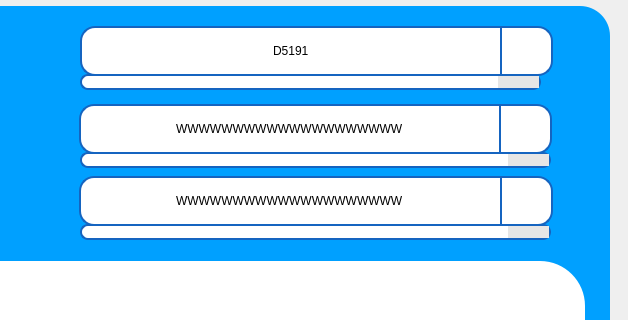
First picture: the form in pApp-22-June-2021/smeasuring.ui, repository ChandraMVE/PSSC_QT_Development, before the edit; both pictures show x 140 to 768 and y 0 to 320 of the 768 by 846 pixel window.
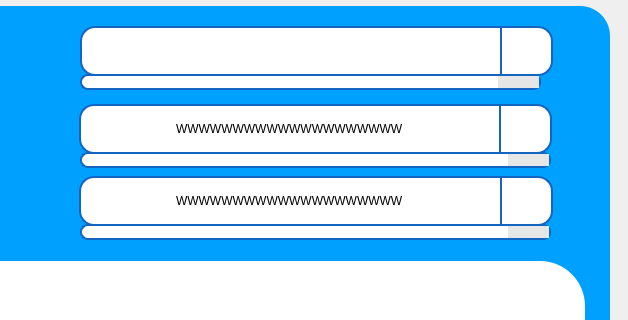
Second picture: the form after the edit. Icons and pictures are not drawn. Custom widgets are drawn as their Qt base class.

```diff
--- a/pApp-22-June-2021/smeasuring.ui
+++ b/pApp-22-June-2021/smeasuring.ui
@@ -1258,7 +1258,7 @@
 </string>
       </property>
       <property name="text">
-       <string>D5191</string>
+       <string/>
       </property>
       <property name="maxLength">
        <number>20</number>
```
